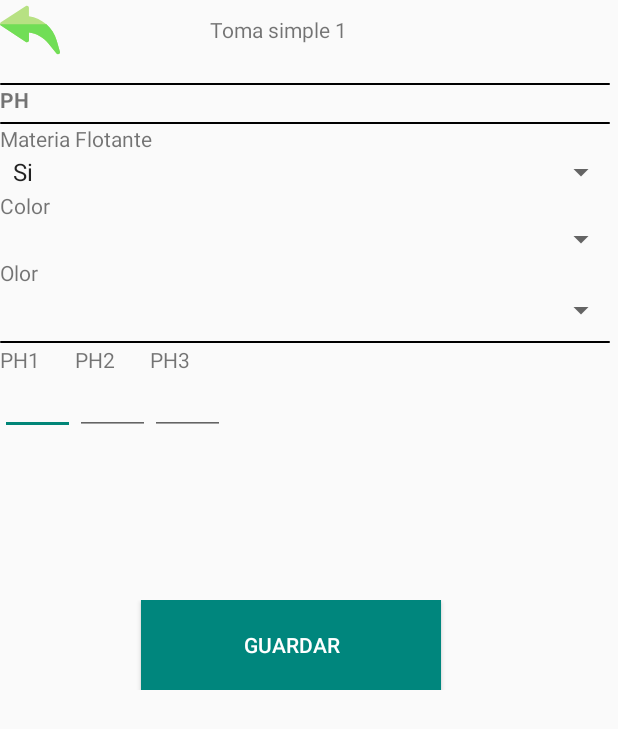
After one commit to LashGAMX/MuestreoApp, an Android app: the MuestraSimpleActivity screen opened directly, with no data from a screen before it, on a phone screen of 412 x 824 dp. The commit adds this screen. Shown: the top 729 px of the screen. Run offline under Robolectric (Android 15) with nearby library versions, the phone set to English and light mode, and no system bars.

Commit message:
commit Muestreo hasta temperatura temrinado

```diff
--- a/app/src/main/java/com/acama/muestreoapp/ListaAguaActivity.kt
+++ b/app/src/main/java/com/acama/muestreoapp/ListaAguaActivity.kt
@@ -1,6 +1,7 @@
 package com.acama.muestreoapp
 
 import android.R
+import android.content.Intent
 import androidx.appcompat.app.AppCompatActivity
 import android.os.Bundle
 import android.view.ContextMenu
@@ -27,6 +28,8 @@ class ListaAguaActivity : AppCompatActivity() {
 
                 bin.lstMuestreos.setOnItemClickListener { adapterView, view, i, l ->
                     //acción que cada elemen to debe llevar
+                    val intent = Intent(this, AguaCapturaActivity::class.java)
+                    startActivity(intent)
 
                 }
                 registerForContextMenu(bin.lstMuestreos)
--- a/app/src/main/java/com/acama/muestreoapp/LoginActivity.kt
+++ b/app/src/main/java/com/acama/muestreoapp/LoginActivity.kt
@@ -20,7 +20,6 @@ class LoginActivity : AppCompatActivity() {
         bin.btnEntrar.setOnClickListener {
             val intent = Intent(this, MenuActivity::class.java)
             startActivity(intent)
-
         }
     }
 }
--- /dev/null
+++ b/app/src/main/java/com/acama/muestreoapp/MuestraSimpleActivity.kt
@@ -0,0 +1,28 @@
+package com.acama.muestreoapp
+
+import androidx.appcompat.app.AppCompatActivity
+import android.os.Bundle
+import android.widget.ArrayAdapter
+import com.acama.muestreoapp.databinding.ActivityMuestraSimpleBinding
+
+class MuestraSimpleActivity : AppCompatActivity() {
+
+    private  lateinit var bin: ActivityMuestraSimpleBinding
+
+    override fun onCreate(savedInstanceState: Bundle?) {
+        bin = ActivityMuestraSimpleBinding.inflate(layoutInflater)
+        super.onCreate(savedInstanceState)
+        setContentView(bin.root)
+
+        val materiaFlotante = bin.spnMateriaFlotante
+
+        ArrayAdapter.createFromResource(
+            this,
+            R.array.materia_flotante,
+            android.R.layout.simple_spinner_item
+        ).also { adapter ->
+            adapter.setDropDownViewResource(android.R.layout.simple_spinner_dropdown_item)
+            materiaFlotante.adapter = adapter
+        }
+    }
+}
--- /dev/null
+++ b/app/src/main/res/layout/activity_muestra_simple.xml
@@ -0,0 +1,182 @@
+<?xml version="1.0" encoding="utf-8"?>
+<FrameLayout xmlns:android="http://schemas.android.com/apk/res/android"
+    xmlns:app="http://schemas.android.com/apk/res-auto"
+    xmlns:tools="http://schemas.android.com/tools"
+    android:layout_width="match_parent"
+    android:layout_height="match_parent"
+    tools:context=".MuestraSimpleActivity"
+    android:layout_margin="10dp">
+
+    <LinearLayout
+        android:layout_width="match_parent"
+        android:layout_height="wrap_content"
+        android:orientation="horizontal"
+        >
+        <ImageView
+            android:id="@+id/imvSincronizar"
+            android:layout_width="40dp"
+            android:layout_height="40dp"
+            android:layout_toRightOf="@+id/edtBuscar"
+            android:src="@drawable/_48_return"
+            />
+
+        <TextView
+            android:id="@+id/titulo"
+            android:layout_width="wrap_content"
+            android:layout_height="wrap_content"
+            android:layout_gravity="center"
+            android:layout_marginLeft="100dp"
+            android:text="Toma simple"
+            />
+        <TextView
+            android:id="@+id/NumMuestreo"
+            android:layout_width="wrap_content"
+            android:layout_height="wrap_content"
+            android:text=" 1"
+            android:layout_gravity="center"
+            />
+
+
+
+    </LinearLayout>
+
+    <LinearLayout
+        android:layout_width="match_parent"
+        android:layout_height="wrap_content"
+        android:layout_marginTop="50dp"
+        android:orientation="vertical">
+
+        <View
+            android:layout_width="fill_parent"
+            android:layout_height="1dp"
+            android:background="@drawable/separador"
+            android:layout_marginLeft="5dp"
+            android:layout_marginRight="5dp"
+            android:layout_marginTop="5dp"
+            android:layout_marginEnd="5dp"/>
+        <TextView
+            android:layout_width="wrap_content"
+            android:layout_height="wrap_content"
+            android:text="PH"
+            android:textStyle="bold"
+            />
+        <View
+            android:layout_width="fill_parent"
+            android:layout_height="1dp"
+            android:background="@drawable/separador"
+            android:layout_marginLeft="5dp"
+            android:layout_marginRight="5dp"
+            android:layout_marginTop="5dp"
+            android:layout_marginEnd="5dp"/>
+
+        <TextView
+            android:layout_width="wrap_content"
+            android:layout_height="wrap_content"
+            android:text="Materia Flotante"
+            />
+        <Spinner
+            android:id="@+id/spnMateriaFlotante"
+            android:layout_width="match_parent"
+            android:layout_height="wrap_content"
+            android:layout_margin="1px"
+            />
+        <TextView
+            android:layout_width="wrap_content"
+            android:layout_height="wrap_content"
+            android:text="Color"
+            />
+        <Spinner
+            android:id="@+id/spnColor"
+            android:layout_width="match_parent"
+            android:layout_height="wrap_content"
+            android:layout_margin="1px"
+            />
+        <TextView
+            android:layout_width="wrap_content"
+            android:layout_height="wrap_content"
+            android:text="Olor"
+            />
+
+        <Spinner
+            android:id="@+id/spnOlor"
+            android:layout_width="match_parent"
+            android:layout_height="29dp"
+            android:layout_margin="1px" />
+        <View
+            android:layout_width="fill_parent"
+            android:layout_height="1dp"
+            android:background="@drawable/separador"
+            android:layout_marginLeft="5dp"
+            android:layout_marginRight="5dp"
+            android:layout_marginTop="5dp"
+            android:layout_marginEnd="5dp"/>
+    </LinearLayout>
+
+    <LinearLayout
+        android:layout_width="match_parent"
+        android:layout_height="wrap_content"
+        android:orientation="horizontal"
+        android:layout_marginTop="230dp">
+
+        <TextView
+            android:layout_width="50dp"
+            android:layout_height="20dp"
+            android:text="PH1"/>
+        <TextView
+            android:layout_width="50dp"
+            android:layout_height="20dp"
+            android:text="PH2"/>
+        <TextView
+            android:layout_width="50dp"
+            android:layout_height="20dp"
+            android:text="PH3"/>
+
+    </LinearLayout>
+    <LinearLayout
+        android:layout_width="match_parent"
+        android:layout_height="wrap_content"
+        android:orientation="horizontal"
+        android:layout_marginTop="230dp">
+
+        <EditText
+            android:layout_width="50dp"
+            android:layout_height="40dp"
+            android:layout_marginTop="20dp"
+            android:textAlignment="center"
+            />
+
+        <EditText
+            android:layout_width="50dp"
+            android:layout_height="40dp"
+            android:layout_marginTop="20dp"
+            android:textAlignment="center" />
+
+        <EditText
+            android:layout_width="50dp"
+            android:layout_height="40dp"
+            android:layout_marginTop="20dp"
+            android:textAlignment="center" />
+
+
+    </LinearLayout>
+    <LinearLayout
+        android:layout_width="match_parent"
+        android:layout_height="wrap_content"
+        android:orientation="horizontal"
+        android:layout_marginTop="400dp">
+
+        <Button
+            android:id="@+id/btnMS3"
+            android:layout_width="200dp"
+            android:layout_height="60dp"
+            android:layout_gravity="center"
+            android:layout_marginLeft="94dp"
+            android:background="#00867d"
+            android:text="Guardar"
+            android:textColor="#fff"
+
+            />
+
+    </LinearLayout>
+
+</FrameLayout>
--- a/app/src/main/res/layout/activity_muestreo.xml
+++ b/app/src/main/res/layout/activity_muestra_simple_temperatura.xml
@@ -4,6 +4,6 @@
     xmlns:tools="http://schemas.android.com/tools"
     android:layout_width="match_parent"
     android:layout_height="match_parent"
-    tools:context=".MuestreoActivity">
+    tools:context=".MuestraSimpleTemperaturaActivity">
 
 </androidx.constraintlayout.widget.ConstraintLayout>
--- a/app/src/main/res/values/strings.xml
+++ b/app/src/main/res/values/strings.xml
@@ -7,4 +7,10 @@
     <string name="info">Info</string>
     <string name="firma">Firma</string>
 
+    <!--Spinner Materia flotante-->
+    <string-array name="materia_flotante">
+        <item>Si</item>
+        <item>No</item>
+    </string-array>
+
 </resources>
```
Also changed, not shown: app/src/main/AndroidManifest.xml (+6 -1 lines), app/src/main/java/com/acama/muestreoapp/AguaMuestreoActivity.kt (added, +39 -0 lines), app/src/main/java/com/acama/muestreoapp/AguaMuestreoPhActivity.kt (added, +24 -0 lines), app/src/main/java/com/acama/muestreoapp/AguaMuestreoTemperaturaActivity.kt (added, +23 -0 lines), app/src/main/java/com/acama/muestreoapp/MuestraSimpleTemperaturaActivity.kt (added, +11 -0 lines), app/src/main/java/com/acama/muestreoapp/MuestreoActivity.kt (deleted, +0 -18 lines), app/src/main/res/layout/activity_agua_muestreo.xml (added, +85 -0 lines), app/src/main/res/layout/activity_agua_muestreo_ph.xml (added, +86 -0 lines), app/src/main/res/layout/activity_agua_muestreo_temperatura.xml (added, +84 -0 lines).
